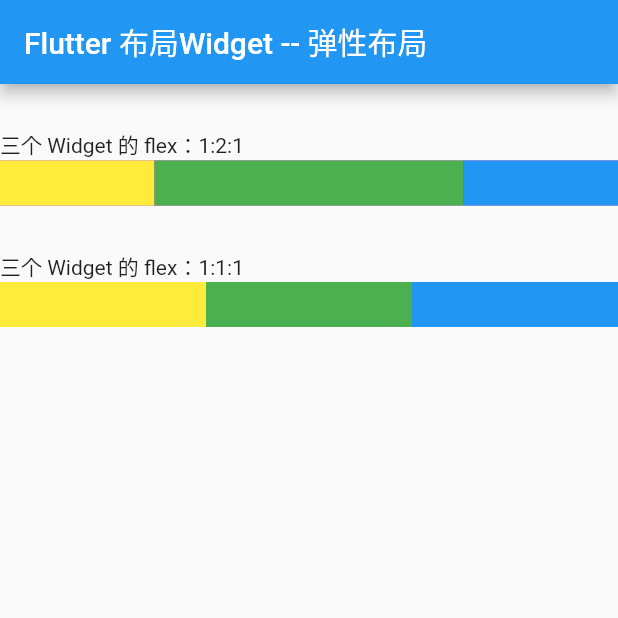
After one commit to koudle/The-Guide-to-the-Flutter, a Flutter app: the FlexPage screen opened by its route, after a tap on "Flex", on a phone screen of 412 x 824 dp, the top half of it. The commit adds this screen. Run offline on Flutter 3.47's test engine with Material 2 defaults, Android fonts, the phone set to English and light mode, and no system bars.

Commit message:
add Layout Widgets

```diff
--- /dev/null
+++ b/flutter_widget_demo/lib/flex/FlexWidget.dart
@@ -0,0 +1,92 @@
+import 'package:flutter/material.dart';
+
+main() => runApp(new FlexWidget());
+
+class FlexWidget extends StatelessWidget {
+  @override
+  Widget build(BuildContext context) {
+    return new MaterialApp(
+        title: 'Test',
+        home: new Scaffold(
+            appBar: new AppBar(title: new Text('Flutter 布局Widget -- 弹性布局')),
+            body: Column(
+              crossAxisAlignment: CrossAxisAlignment.start,
+              children: <Widget>[
+                Container(
+                  width: 30.0,
+                  height: 30.0,
+                ),
+                Text('三个 Widget 的 flex：1:2:1'),
+                Container(
+                  color: Colors.purple,
+                  child: Flex(
+                    direction: Axis.horizontal,
+                    mainAxisAlignment: MainAxisAlignment.start,
+                    children: <Widget>[
+                      Expanded(
+                        flex: 1,
+                        child: Container(
+                          height: 30.0,
+                          color: Colors.yellow,
+                        ),
+                      ),
+                      Expanded(
+                        flex: 2,
+                        child: Container(
+                          width: 100.0,
+                          height: 30.0,
+                          color: Colors.green,
+                        ),
+                      ),
+                      Expanded(
+                        flex: 1,
+                        child: Container(
+                          width: 60.0,
+                          height: 30.0,
+                          color: Colors.blue,
+                        ),
+                      ),
+                    ],
+                  ),
+                ),
+                Container(
+                  width: 30.0,
+                  height: 30.0,
+                ),
+                Text('三个 Widget 的 flex：1:1:1'),
+                Container(
+                  color: Colors.purple,
+                  child: Flex(
+                    direction: Axis.horizontal,
+                    mainAxisAlignment: MainAxisAlignment.start,
+                    children: <Widget>[
+                      Expanded(
+                        flex: 1,
+                        child: Container(
+                          height: 30.0,
+                          color: Colors.yellow,
+                        ),
+                      ),
+                      Expanded(
+                        flex: 1,
+                        child: Container(
+                          width: 100.0,
+                          height: 30.0,
+                          color: Colors.green,
+                        ),
+                      ),
+                      Expanded(
+                        flex: 1,
+                        child: Container(
+                          width: 60.0,
+                          height: 30.0,
+                          color: Colors.blue,
+                        ),
+                      ),
+                    ],
+                  ),
+                ),
+              ],
+            )));
+  }
+}
--- /dev/null
+++ b/flutter_widget_demo/lib/linear/ColumnWidget.dart
@@ -0,0 +1,27 @@
+import 'package:flutter/material.dart';
+
+void main() => runApp(ColumnWidget());
+
+class ColumnWidget extends StatelessWidget {
+  @override
+  Widget build(BuildContext context) {
+    return MaterialApp(
+      title: "Flutter Demo",
+      theme: ThemeData(
+        primaryColor: Colors.blue,
+      ),
+      home: Scaffold(
+        appBar: AppBar(title: Text("Flutter布局Widget -- 线性布局")),
+        body: Column(
+          children: <Widget>[
+            Text("Hello Flutter"),
+            Image.asset(
+              "images/flutter.png",
+              width: 200,
+            )
+          ],
+        ),
+      ),
+    );
+  }
+}
--- /dev/null
+++ b/flutter_widget_demo/lib/linear/RowWidget.dart
@@ -0,0 +1,27 @@
+import 'package:flutter/material.dart';
+
+void main() => runApp(RowWidget());
+
+class RowWidget extends StatelessWidget {
+  @override
+  Widget build(BuildContext context) {
+    return MaterialApp(
+      title: "Flutter Demo",
+      theme: ThemeData(
+        primaryColor: Colors.blue,
+      ),
+      home: Scaffold(
+        appBar: AppBar(title: Text("Flutter布局Widget -- 线性布局")),
+        body: Row(
+          children: <Widget>[
+            Text("Hello Flutter"),
+            Image.asset(
+              "images/flutter.png",
+              width: 200,
+            )
+          ],
+        ),
+      ),
+    );
+  }
+}
--- a/flutter_widget_demo/lib/main.dart
+++ b/flutter_widget_demo/lib/main.dart
@@ -2,12 +2,16 @@ import 'package:flutter/material.dart';
 import 'package:flutter_widget_demo/page/BottomSheetPage.dart';
 import 'package:flutter_widget_demo/page/ButtonPage.dart';
 import 'package:flutter_widget_demo/page/DialogPage.dart';
+import 'package:flutter_widget_demo/page/FlexPage.dart';
 import 'package:flutter_widget_demo/page/GestureDetectorPage.dart';
 import 'package:flutter_widget_demo/page/ImagePage.dart';
+import 'package:flutter_widget_demo/page/LinearPage.dart';
 import 'package:flutter_widget_demo/page/MenuPage.dart';
 import 'package:flutter_widget_demo/page/SnackBarPage.dart';
+import 'package:flutter_widget_demo/page/StackPage.dart';
 import 'package:flutter_widget_demo/page/TextFieldPage.dart';
 import 'package:flutter_widget_demo/page/TextPage.dart';
+import 'package:flutter_widget_demo/page/WrapPage.dart';
 
 void main() => runApp(MyApp());
 
@@ -31,6 +35,10 @@ class MyApp extends StatelessWidget {
         '/Page6': (context) => BottomSheetPage(),
         '/Page7': (context) => MenuPage(),
         '/Page8': (context) => GestureDetectorPage(),
+        '/Page9': (context) => FlexPage(),
+        '/Page10': (context) => LinearPage(),
+        '/Page11': (context) => WrapPage(),
+        '/Page12': (context) => StackPage(),
       },
     );
   }
@@ -55,7 +63,11 @@ class _MyHomePageState extends State<MyHomePage> {
     '第33节 -- 对话框',
     '第34节 -- BottomSheet',
     '第35节 -- 菜单栏',
-    '第36节 -- 手势识别Widget'
+    '第36节 -- 手势识别Widget',
+    '第39节 -- 弹性布局',
+    '第40节 -- 线性布局',
+    '第41节 -- 流式布局',
+    '第42节 -- 层叠布局',
   ];
 
   @override
--- /dev/null
+++ b/flutter_widget_demo/lib/page/FlexPage.dart
@@ -0,0 +1,29 @@
+import 'package:flutter/material.dart';
+import 'package:flutter_widget_demo/flex/FlexWidget.dart';
+
+
+class FlexPage extends StatelessWidget {
+
+  @override
+  Widget build(BuildContext context) {
+    // TODO: implement build
+    return Scaffold(
+      appBar: AppBar(
+        title: Text('弹性布局'),
+      ),
+      body: ListView(
+        children: <Widget>[
+          GestureDetector(
+            child: ListTile(
+              title: Text('Flex'),
+            ),
+            onTap: () {
+              Navigator.push(context,
+                  MaterialPageRoute(builder: (context) => FlexWidget()));
+            },
+          )
+        ],
+      ),
+    );
+  }
+}
--- /dev/null
+++ b/flutter_widget_demo/lib/stack/StackWidget.dart
@@ -0,0 +1,33 @@
+import 'package:flutter/material.dart';
+
+void main() => runApp(StackWidget());
+
+class StackWidget extends StatelessWidget {
+  @override
+  Widget build(BuildContext context) {
+    return MaterialApp(
+      title: "Flutter Demo",
+      theme: ThemeData(
+        primaryColor: Colors.blue,
+      ),
+      home: Scaffold(
+        appBar: AppBar(title: Text("Flutter布局Widget -- 层叠布局")),
+        body: Stack(
+          fit: StackFit.expand,
+          children: <Widget>[
+            Text('Hello Flutter'),
+            Positioned(
+              left: 50,
+              top: 100,
+              child: Image.asset(
+                "images/flutter.png",
+                width: 200,
+                fit: BoxFit.cover,
+              ),
+            )
+          ],
+        ),
+      ),
+    );
+  }
+}
```
Also changed, not shown: flutter_widget_demo/lib/page/LinearPage.dart (added, +37 -0 lines), flutter_widget_demo/lib/page/StackPage.dart (added, +29 -0 lines), flutter_widget_demo/lib/page/WrapPage.dart (added, +29 -0 lines), flutter_widget_demo/lib/wrap/WrapWidget.dart (added, +52 -0 lines).
